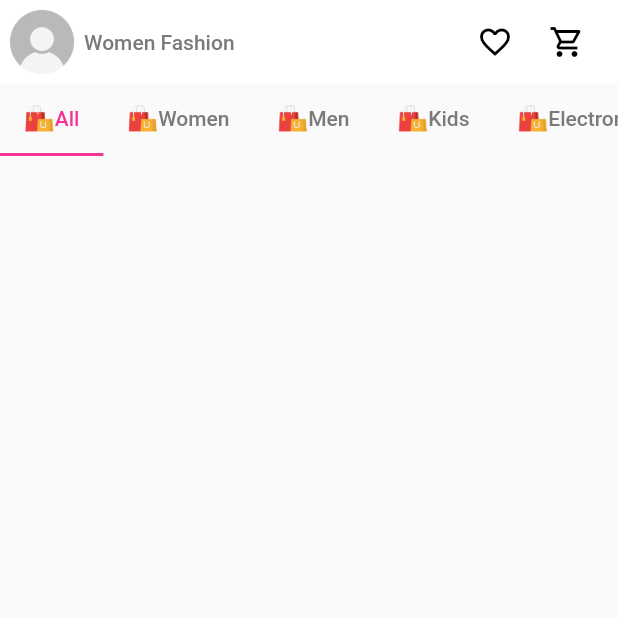
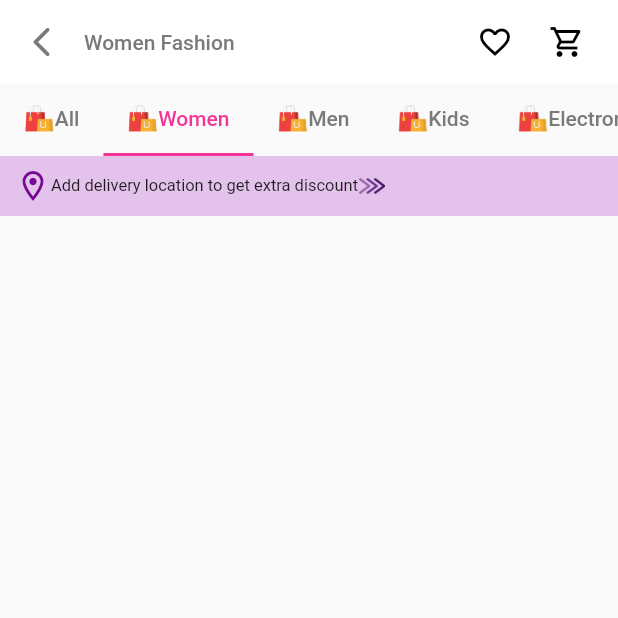
Before and after one commit to somnathmistry-app/meesho_clone, a Flutter app: the screen it shows after launch, tab 2 chosen, on a phone screen of 412 x 824 dp, the top half of it. Run offline on Flutter 3.47's test engine with Material 2 defaults, Android fonts, the phone set to English and light mode, and no system bars; our stand-ins replace custom_navigation_bar, get, get_storage.

Commit message:
03-02-2023

```diff
--- a/lib/pages/categories.dart
+++ b/lib/pages/categories.dart
@@ -1,4 +1,5 @@
 import 'package:flutter/material.dart';
+import 'package:meesho_clone/styles/common_modules/app_bar.dart';
 
 
 
@@ -8,7 +9,8 @@ class Categories extends StatelessWidget {
   @override
   Widget build(BuildContext context) {
     return Scaffold(
-      body: Container(color: Colors.greenAccent),
+      appBar: MyAppBars.myAppBar(Container(), 'Categories'),
+      body: Container(),
     );
   }
 }
--- a/lib/pages/category.dart
+++ /dev/null
@@ -1,106 +0,0 @@
-import 'package:flutter/material.dart';
-import 'package:get/get.dart';
-import 'package:meesho_clone/pages/test.dart';
-import 'package:meesho_clone/styles/common_modules/app_bar.dart';
-
-import '../styles/app_colors.dart';
-
-
-
-class TabCategory extends StatelessWidget {
-  const TabCategory({Key? key}) : super(key: key);
-
-  @override
-  Widget build(BuildContext context) {
-    return Scaffold(
-      appBar: MyAppBars.myAppBar('Women Fashion'),
-      body: Column(
-        children: [
-          Expanded(
-            child: DefaultTabController(
-              length: 6,
-              initialIndex: 0,
-              child: Column(
-                children: [
-                  TabBar(
-                    isScrollable: true,
-                    labelColor: AppColors.themeColor,
-                    indicatorColor: AppColors.themeColor,
-                    unselectedLabelColor: AppColors.blackGrey,
-                    tabs: [
-                      InkWell(
-                        onTap: () {
-                          Get.to(()=> const BottomNavigationBarExample());
-                        },
-                        child: Tab(
-                          child: Row(
-                            children: [
-                              Image.asset('assets/images/all.png',scale: 25),
-                              const Text('All')
-                            ],
-                          ),
-                        ),
-                      ),
-                      Tab(
-                        child: Row(
-                          children: [
-                            Image.asset('assets/images/all.png',scale: 25),
-                            const Text('Women')
-                          ],
-                        ),
-                      ),
-                      Tab(
-                        child: Row(
-                          children: [
-                            Image.asset('assets/images/all.png',scale: 25),
-                            const Text('Men')
-                          ],
-                        ),
-                      ),
-                      Tab(
-                        child: Row(
-                          children: [
-                            Image.asset('assets/images/all.png',scale: 25),
-                            const Text('Kids')
-                          ],
-                        ),
-                      ),
-                      Tab(
-                        child: Row(
-                          children: [
-                            Image.asset('assets/images/all.png',scale: 25),
-                            const Text('Electronics')
-                          ],
-                        ),
-                      ),
-                      Tab(
-                        child: Row(
-                          children: [
-                            Image.asset('assets/images/all.png',scale: 25),
-                            const Text('Home & Kitchen')
-                          ],
-                        ),
-                      ),
-                    ],
-                  ),
-                  Expanded(
-                    child: TabBarView(
-                      children: [
-                        Container(),
-                        Container(),
-                        Container(),
-                        Container(),
-                        Container(),
-                        Container(),
-                      ],
-                    ),
-                  ),
-                ],
-              ),
-            ),
-          ),
-        ],
-      ),
-    );
-  }
-}
--- a/lib/pages/home_page.dart
+++ b/lib/pages/home_page.dart
@@ -1,11 +1,10 @@
 import 'package:flutter/material.dart';
 import 'package:get/get.dart';
-import 'package:meesho_clone/pages/categories.dart';
-import 'package:meesho_clone/pages/category.dart';
+import 'package:meesho_clone/pages/tab_category.dart';
 import 'package:meesho_clone/pages/search.dart';
 import 'package:meesho_clone/styles/app_colors.dart';
 import 'package:meesho_clone/styles/common_modules/app_bar.dart';
-import 'package:meesho_clone/styles/common_modules/my_snack_bar.dart';
+import 'package:meesho_clone/styles/common_modules/my_widgets.dart';
 
 class HomePage extends StatelessWidget {
   const HomePage({Key? key}) : super(key: key);
@@ -22,13 +21,13 @@ class HomePage extends StatelessWidget {
       'assets/images/img5.jpg',
       'assets/images/img6.jpg',
     ];
+
+
     return Scaffold(
-      appBar: MyAppBars.myAppBar('User'),
+      appBar: MyAppBars.myAppBar(MyWidgets.user(),'User'),
       body: Column(
         children: [
-          const SizedBox(
-            height: 15,
-          ),
+          const SizedBox(height: 15,),
           InkWell(
             onTap: () {
               Get.to(() => const SearchPage());
@@ -93,7 +92,7 @@ class HomePage extends StatelessWidget {
                       ),
                       InkWell(
                         onTap: () {
-                          Get.to(()=> const TabCategory());
+                          Get.to(()=>  TabCategory(1));
                         },
                         child: Tab(
                           child: Row(
@@ -106,7 +105,8 @@ class HomePage extends StatelessWidget {
                       ),
                       InkWell(
                         onTap:() {
-                          Get.to(()=> const TabCategory());                        },
+                          Get.to(()=>  TabCategory(2));
+                          },
                         child: Tab(
                           child: Row(
                             children: [
@@ -118,7 +118,8 @@ class HomePage extends StatelessWidget {
                       ),
                       InkWell(
                         onTap:() {
-                          Get.to(()=> const TabCategory());                        },
+                          Get.to(()=>  TabCategory(3));
+                          },
                         child: Tab(
                           child: Row(
                             children: [
@@ -130,7 +131,8 @@ class HomePage extends StatelessWidget {
                       ),
                       InkWell(
                         onTap:() {
-                          Get.to(()=> const TabCategory());                        },
+                          Get.to(()=>  TabCategory(4));
+                          },
                         child: Tab(
                           child: Row(
                             children: [
@@ -142,7 +144,8 @@ class HomePage extends StatelessWidget {
                       ),
                       InkWell(
                         onTap:() {
-                          Get.to(()=> const TabCategory());                        },
+                          Get.to(()=>  TabCategory(5));
+                          },
                         child: Tab(
                           child: Row(
                             children: [
@@ -159,10 +162,6 @@ class HomePage extends StatelessWidget {
                       children: [
                         ListView(
                         children: [
-                          const SizedBox(
-                            height: 5,
-                          ),
-                          const SizedBox(height: 5),
                           Container(
                             height: 40,
                             color: AppColors.themeColorTwo,
@@ -230,8 +229,7 @@ class HomePage extends StatelessWidget {
                 ],
               ),
             ),
-          ),
-
+           ),
           // GridView.builder(
           //     gridDelegate: const SliverGridDelegateWithFixedCrossAxisCount(
           //       crossAxisCount: 2,
--- a/lib/pages/search.dart
+++ b/lib/pages/search.dart
@@ -59,30 +59,32 @@ class _SearchPageState extends State<SearchPage> {
             textInputAction: TextInputAction.search,
             controller: _searchController,
             onSubmitted: (value) => _search(),
-            decoration: InputDecoration(
-              prefixIcon: const Icon(Icons.search),
-              suffixIcon: Container(
-                child: IntrinsicHeight(
-                  child: Row(
-                    mainAxisAlignment: MainAxisAlignment.end,
-                    children: [
-                      VerticalDivider(
-                          color: AppColors.blackGrey
-                      ),
-                      Icon(Icons.mic_none_sharp,color: AppColors.blackGrey),
-                      const SizedBox(width: 15,),
-                      Icon(Icons.camera_alt_outlined,color: AppColors.blackGrey),
-                      const SizedBox(width: 15),
-                    ],
-                  ),
-                ),
-              ),
+            style: const TextStyle(color:  Colors.black),
+            decoration: const InputDecoration(
+              prefixIcon: Icon(Icons.search),
+              // suffix: Container(),
+              // suffixIcon: Container(
+              //   child: IntrinsicHeight(
+              //     child: Row(
+              //       mainAxisAlignment: MainAxisAlignment.end,
+              //       children: [
+              //         VerticalDivider(
+              //             color: AppColors.blackGrey
+              //         ),
+              //         Icon(Icons.mic_none_sharp,color: AppColors.blackGrey),
+              //         const SizedBox(width: 15,),
+              //         Icon(Icons.camera_alt_outlined,color: AppColors.blackGrey),
+              //         const SizedBox(width: 15),
+              //       ],
+              //     ),
+              //   ),
+              // ),
               hintText: 'Search for Products...',
               border: InputBorder.none,
             ),
           ),
           actions: [
-            Container()
+             Container()
           ],
           // actions: [
           //   Container(
@@ -107,7 +109,6 @@ class _SearchPageState extends State<SearchPage> {
             itemCount: _filteredItems.length,
             itemBuilder: (context, index) {
               return ListTile(
-                leading: const Icon(Icons.history),
                 title: Text(_filteredItems[index]),
               );
             })
--- /dev/null
+++ b/lib/pages/tab_category.dart
@@ -0,0 +1,225 @@
+import 'package:flutter/material.dart';
+import 'package:get/get.dart';
+import 'package:meesho_clone/pages/test.dart';
+import 'package:meesho_clone/styles/common_modules/app_bar.dart';
+import 'package:meesho_clone/styles/common_modules/my_widgets.dart';
+
+import '../styles/app_colors.dart';
+
+
+
+class TabCategory extends StatelessWidget {
+  // TabCategory({Key? key}) : super(key: key);
+
+  TabCategory(this.index, {Key? key}) : super(key: key);
+  int index;
+
+  @override
+  Widget build(BuildContext context) {
+    return Scaffold(
+      appBar: MyAppBars.myAppBar(MyWidgets.backButton(),'Women Fashion'),
+      body: Column(
+        children: [
+          Expanded(
+            child: DefaultTabController(
+              length: 6,
+              initialIndex: index,
+              child: Column(
+                children: [
+                  TabBar(
+                    isScrollable: true,
+                    labelColor: AppColors.themeColor,
+                    indicatorColor: AppColors.themeColor,
+                    unselectedLabelColor: AppColors.blackGrey,
+                    tabs: [
+                      InkWell(
+                        onTap: () {
+                          Get.to(()=> const BottomNavigationBarExample());
+                        },
+                        child: Tab(
+                          child: Row(
+                            children: [
+                              Image.asset('assets/images/all.png',scale: 25),
+                              const Text('All')
+                            ],
+                          ),
+                        ),
+                      ),
+                      Tab(
+                        child: Row(
+                          children: [
+                            Image.asset('assets/images/all.png',scale: 25),
+                            const Text('Women')
+                          ],
+                        ),
+                      ),
+                      Tab(
+                        child: Row(
+                          children: [
+                            Image.asset('assets/images/all.png',scale: 25),
+                            const Text('Men')
+                          ],
+                        ),
+                      ),
+                      Tab(
+                        child: Row(
+                          children: [
+                            Image.asset('assets/images/all.png',scale: 25),
+                            const Text('Kids')
+                          ],
+                        ),
+                      ),
+                      Tab(
+                        child: Row(
+                          children: [
+                            Image.asset('assets/images/all.png',scale: 25),
+                            const Text('Electronics')
+                          ],
+                        ),
+                      ),
+                      Tab(
+                        child: Row(
+                          children: [
+                            Image.asset('assets/images/all.png',scale: 25),
+                            const Text('Home & Kitchen')
+                          ],
+                        ),
+                      ),
+                    ],
+                  ),
+                  Expanded(
+                    child: TabBarView(
+                      children: [
+                        Container(),
+                        ListView(
+                          children: [
+                            Container(
+                              height: 40,
+                              color: AppColors.themeColorTwo,
+                              child: Row(
+                                children: [
+                                  const SizedBox(
+                                    width: 10,
+                                  ),
+                                  Icon(Icons.location_on_outlined, color: AppColors.themeColor3),
+                                  const Text(
+                                    'Add delivery location to get extra discount',
+                                    style: TextStyle(fontSize: 11),
+                                  ),
+                                  Container(
+                                      height: 18,
+                                      width: 18,
+                                      child: Image.asset('assets/images/arrow.gif'))
+                                ],
+                              ),
+                            ),
+                          ],
+                        ),
+                        ListView(
+                          children: [
+                            Container(
+                              height: 40,
+                              color: AppColors.themeColorTwo,
+                              child: Row(
+                                children: [
+                                  const SizedBox(
+                                    width: 10,
+                                  ),
+                                  Icon(Icons.location_on_outlined, color: AppColors.themeColor3),
+                                  const Text(
+                                    'Add delivery location to get extra discount',
+                                    style: TextStyle(fontSize: 11),
+                                  ),
+                                  Container(
+                                      height: 18,
+                                      width: 18,
+                                      child: Image.asset('assets/images/arrow.gif'))
+                                ],
+                              ),
+                            ),
+                          ],
+                        ),
+                        ListView(
+                          children: [
+                            Container(
+                              height: 40,
+                              color: AppColors.themeColorTwo,
+                              child: Row(
+                                children: [
+                                  const SizedBox(
+                                    width: 10,
+                                  ),
+                                  Icon(Icons.location_on_outlined, color: AppColors.themeColor3),
+                                  const Text(
+                                    'Add delivery location to get extra discount',
+                                    style: TextStyle(fontSize: 11),
+                                  ),
+                                  Container(
+                                      height: 18,
+                                      width: 18,
+                                      child: Image.asset('assets/images/arrow.gif'))
+                                ],
+                              ),
+                            ),
+                          ],
+                        ),
+                        ListView(
+                          children: [
+                            Container(
+                              height: 40,
+                              color: AppColors.themeColorTwo,
+                              child: Row(
+                                children: [
+                                  const SizedBox(
+                                    width: 10,
+                                  ),
+                                  Icon(Icons.location_on_outlined, color: AppColors.themeColor3),
+                                  const Text(
+                                    'Add delivery location to get extra discount',
+                                    style: TextStyle(fontSize: 11),
+                                  ),
+                                  Container(
+                                      height: 18,
+                                      width: 18,
+                                      child: Image.asset('assets/images/arrow.gif'))
+                                ],
+                              ),
+                            ),
+                          ],
+                        ),
+                        ListView(
+                          children: [
+                            Container(
+                              height: 40,
+                              color: AppColors.themeColorTwo,
+                              child: Row(
+                                children: [
+                                  const SizedBox(
+                                    width: 10,
+                                  ),
+                                  Icon(Icons.location_on_outlined, color: AppColors.themeColor3),
+                                  const Text(
+                                    'Add delivery location to get extra discount',
+                                    style: TextStyle(fontSize: 11),
+                                  ),
+                                  Container(
+                                      height: 18,
+                                      width: 18,
+                                      child: Image.asset('assets/images/arrow.gif'))
+                                ],
+                              ),
+                            ),
+                          ],
+                        ),
+                      ],
+                    ),
+                  ),
+                ],
+              ),
+            ),
+          ),
+        ],
+      ),
+    );
+  }
+}
--- a/lib/pages/test.dart
+++ b/lib/pages/test.dart
@@ -54,7 +54,7 @@ class _BottomNavigationBarExampleState extends State<BottomNavigationBarExample>
             currentIndex: _selectedIndex,
             type: BottomNavigationBarType.fixed,
             selectedItemColor: AppColors.themeColor,
-            unselectedItemColor: AppColors.offWhiteGrey,
+            unselectedItemColor: AppColors.blackGrey,
             unselectedLabelStyle: TextStyle(color: AppColors.offWhiteGrey),
             onTap: _onItemTapped)
     );
--- a/lib/styles/common_modules/app_bar.dart
+++ b/lib/styles/common_modules/app_bar.dart
@@ -2,26 +2,32 @@ import 'package:flutter/material.dart';
 
 import '../app_colors.dart';
 
-
-
 class MyAppBars {
-  static AppBar myAppBar(String title){
+  static AppBar myAppBar(Widget myContainer, String title) {
     return AppBar(
         backgroundColor: AppColors.white,
         elevation: 0,
         titleSpacing: 0,
-        leading: Container(
-         decoration: BoxDecoration( color: AppColors.offWhiteGrey,borderRadius: BorderRadius.circular(100)),
-          child: Image.asset('assets/images/user.jpg', fit: BoxFit.cover),
-        ),
-        title: Text(title,style: TextStyle(color: AppColors.blackGrey,fontSize: 14)),
+        leading: myContainer,
+        title: Text(title,
+            style: TextStyle(color: AppColors.blackGrey, fontSize: 14)),
         actions: [
-          IconButton(onPressed: () {},
-              icon: Icon(Icons.favorite_border_outlined,color: AppColors.black,)),
-          IconButton(onPressed: () {},
-              icon: Icon(Icons.shopping_cart_outlined,color: AppColors.black,)),
-          const SizedBox(width: 10,)
-        ]
-    );
+          IconButton(
+              onPressed: () {},
+              icon: Icon(
+                Icons.favorite_border_outlined,
+                color: AppColors.black,
+              )
+          ),
+          IconButton(
+              onPressed: () {},
+              icon: Icon(
+                Icons.shopping_cart_outlined,
+                color: AppColors.black,
+              )),
+          const SizedBox(
+            width: 10,
+          )
+        ]);
+  }
 }
-}
--- /dev/null
+++ b/lib/styles/common_modules/my_widgets.dart
@@ -0,0 +1,32 @@
+
+
+import 'package:flutter/material.dart';
+import 'package:get/get.dart';
+
+import '../app_colors.dart';
+
+class MyWidgets{
+  static Widget textView(String text, Color colors, double fontSize,
+      {FontWeight? fontWeight}
+      ) =>
+      Text(
+        text,
+        style: TextStyle(
+            color: colors, fontSize: fontSize, fontWeight: fontWeight),
+      );
+
+  static Widget backButton (){
+    return IconButton(
+      onPressed: () {
+        Get.back();
+      },
+      icon: Icon(Icons.arrow_back_ios_rounded,color: AppColors.blackGrey),);
+  }
+
+  static Widget user(){
+    return Container(
+      decoration: BoxDecoration( color: AppColors.offWhiteGrey,borderRadius: BorderRadius.circular(100)),
+      child: Image.asset('assets/images/user.jpg', fit: BoxFit.cover),
+    );
+  }
+}
```
